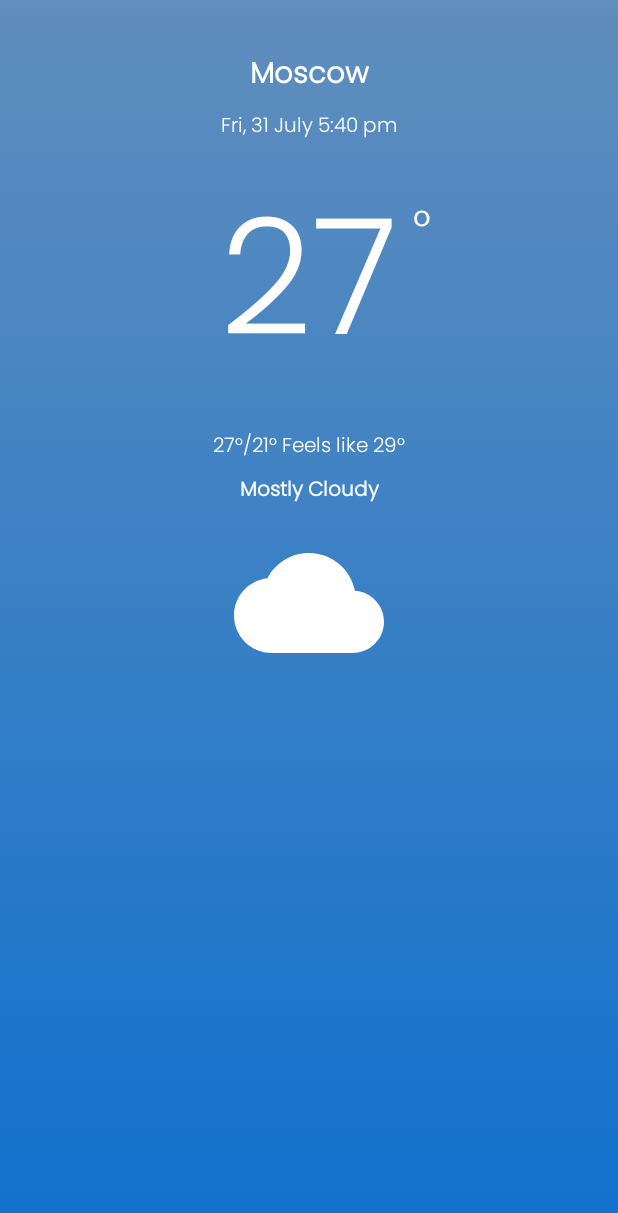
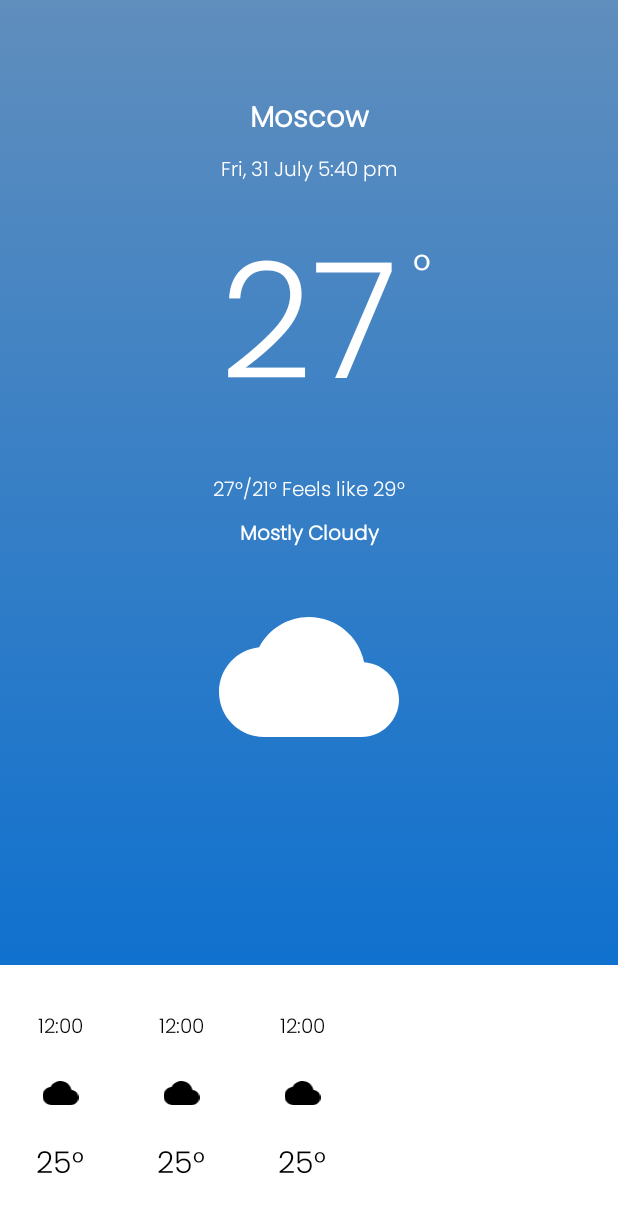
Before and after one commit to OlegRyabyshev/Weather, an Android app: the layout weather_fragment.xml on its own in the app's theme, with its tools: preview values and no code run, on a phone screen of 412 x 824 dp. Shown: the top 1213 px of the screen. Run offline under Robolectric (Android 15) with nearby library versions, the phone set to English and light mode, and no system bars.

Commit message:
UI changes

```diff
--- /dev/null
+++ b/app/src/main/res/drawable-v24/ic_cloud_black.xml
@@ -0,0 +1,9 @@
+<vector xmlns:android="http://schemas.android.com/apk/res/android"
+    android:width="24dp"
+    android:height="24dp"
+    android:viewportWidth="24"
+    android:viewportHeight="24">
+  <path
+      android:fillColor="@android:color/black"
+      android:pathData="M19.35,10.04C18.67,6.59 15.64,4 12,4 9.11,4 6.6,5.64 5.35,8.04 2.34,8.36 0,10.91 0,14c0,3.31 2.69,6 6,6h13c2.76,0 5,-2.24 5,-5 0,-2.64 -2.05,-4.78 -4.65,-4.96z"/>
+</vector>
--- /dev/null
+++ b/app/src/main/res/drawable/ic_wave.xml
@@ -0,0 +1,10 @@
+<vector xmlns:android="http://schemas.android.com/apk/res/android"
+    android:width="1440dp"
+    android:height="400dp"
+    android:viewportWidth="1440"
+    android:viewportHeight="400">
+  <path
+      android:pathData="M0,400C0,400 0,100 0,100C203.87,84.27 407.73,68.53 558,75C708.27,81.47 804.93,110.13 943,118C1081.07,125.87 1260.53,112.93 1440,100C1440,100 1440,400 1440,400Z"
+      android:strokeWidth="0"
+      android:fillColor="@color/white"/>
+</vector>
--- /dev/null
+++ b/app/src/main/res/drawable/ic_wave2.xml
@@ -0,0 +1,9 @@
+<vector xmlns:android="http://schemas.android.com/apk/res/android"
+    android:width="1440dp"
+    android:height="140dp"
+    android:viewportWidth="1440"
+    android:viewportHeight="320">
+  <path
+      android:pathData="M0,64L60,64C120,64 240,64 360,64C480,64 600,64 720,80C840,96 960,128 1080,133.3C1200,139 1320,117 1380,106.7L1440,96L1440,0L1380,0C1320,0 1200,0 1080,0C960,0 840,0 720,0C600,0 480,0 360,0C240,0 120,0 60,0L0,0Z"
+      android:fillColor="@color/dark_blue"/>
+</vector>
--- /dev/null
+++ b/app/src/main/res/layout/recycler_weather.xml
@@ -0,0 +1,38 @@
+<?xml version="1.0" encoding="utf-8"?>
+<LinearLayout xmlns:android="http://schemas.android.com/apk/res/android"
+    android:orientation="vertical"
+    android:layout_width="50dp"
+    android:layout_height="wrap_content"
+    android:layout_margin="15dp">
+
+    <TextView
+        android:layout_width="match_parent"
+        android:layout_height="wrap_content"
+        android:text="12:00"
+        android:textColor="@color/black"
+        android:textSize="13sp"
+        android:fontFamily="@font/poppins_light"
+        android:gravity="center_horizontal">
+    </TextView>
+
+    <ImageView
+        android:id="@+id/weather_image"
+        android:layout_width="match_parent"
+        android:layout_height="wrap_content"
+        android:layout_marginTop="20dp"
+        android:layout_marginBottom="20dp"
+        android:src="@drawable/ic_cloud_black"
+        android:contentDescription="Icon">
+    </ImageView>
+
+    <TextView
+        android:layout_width="match_parent"
+        android:layout_height="wrap_content"
+        android:text="25°"
+        android:textColor="@color/black"
+        android:textSize="20sp"
+        android:fontFamily="@font/poppins_light"
+        android:gravity="center_horizontal">
+    </TextView>
+
+</LinearLayout>
--- a/app/src/main/res/layout/weather_fragment.xml
+++ b/app/src/main/res/layout/weather_fragment.xml
@@ -1,9 +1,17 @@
 <?xml version="1.0" encoding="utf-8"?>
-<androidx.constraintlayout.widget.ConstraintLayout xmlns:android="http://schemas.android.com/apk/res/android"
+
+<LinearLayout xmlns:android="http://schemas.android.com/apk/res/android"
     xmlns:app="http://schemas.android.com/apk/res-auto"
     xmlns:tools="http://schemas.android.com/tools"
     android:layout_width="match_parent"
     android:layout_height="match_parent"
+    android:orientation="vertical"
+    tools:context=".activity.MainActivity">
+
+    <androidx.constraintlayout.widget.ConstraintLayout
+        android:layout_width="match_parent"
+        android:layout_height="0dp"
+        android:layout_weight="1"
         android:background="@drawable/weather_gradient"
         tools:context=".activity.MainActivity">
 
@@ -22,7 +30,7 @@
             app:layout_constraintEnd_toEndOf="parent"
             app:layout_constraintStart_toStartOf="parent"
             app:layout_constraintTop_toTopOf="parent"
-        app:layout_constraintVertical_bias="0.04" />
+            app:layout_constraintVertical_bias="0.1" />
 
         <TextView
             android:id="@+id/textview_date"
@@ -42,9 +50,9 @@
             android:id="@+id/textview_temp"
             android:layout_width="wrap_content"
             android:layout_height="wrap_content"
+            android:layout_margin="10dp"
             android:fontFamily="@font/poppins_light"
             android:gravity="center"
-        android:layout_margin="10dp"
             android:text="@string/temp"
             android:textColor="@color/white"
             android:textSize="107sp"
@@ -56,9 +64,9 @@
             android:id="@+id/textview_temp_type"
             android:layout_width="wrap_content"
             android:layout_height="wrap_content"
-        android:fontFamily="@font/poppins_light"
             android:layout_marginStart="10dp"
             android:layout_marginTop="20dp"
+            android:fontFamily="@font/poppins_light"
             android:gravity="center"
             android:text="@string/temp_type"
             android:textColor="@color/white"
@@ -86,26 +94,44 @@
             android:layout_width="wrap_content"
             android:layout_height="wrap_content"
             android:fontFamily="@font/poppins_light"
-        android:textStyle="bold"
             android:gravity="center"
             android:padding="3dp"
             android:text="@string/weather_status"
             android:textColor="@color/white"
             android:textSize="13sp"
+            android:textStyle="bold"
             app:layout_constraintEnd_toEndOf="parent"
             app:layout_constraintStart_toStartOf="parent"
             app:layout_constraintTop_toBottomOf="@+id/textview_spikes" />
 
         <ImageView
             android:id="@+id/weather_image"
-        android:layout_width="100dp"
-        android:layout_height="100dp"
-        android:layout_margin="10dp"
+            android:layout_width="120dp"
+            android:layout_height="120dp"
+            android:layout_marginTop="20dp"
             android:src="@drawable/ic_cloud"
             app:layout_constraintEnd_toEndOf="parent"
             app:layout_constraintStart_toStartOf="parent"
             app:layout_constraintTop_toBottomOf="@+id/textview_more_info"
-        android:contentDescription="Icon">
-    </ImageView>
+            tools:ignore="ContentDescription" />
 
     </androidx.constraintlayout.widget.ConstraintLayout>
+
+    <LinearLayout
+        android:layout_width="match_parent"
+        android:layout_height="wrap_content"
+        android:background="@color/white"
+        android:orientation="vertical">
+
+        <androidx.recyclerview.widget.RecyclerView
+            android:id="@+id/recyclerView"
+            android:background="@color/white"
+            android:layout_width="match_parent"
+            android:layout_height="wrap_content"
+            android:orientation="horizontal"
+            android:paddingTop="15dp"
+            android:paddingBottom="15dp"
+            app:layoutManager="androidx.recyclerview.widget.LinearLayoutManager"
+            tools:listitem="@layout/recycler_weather" />
+    </LinearLayout>
+</LinearLayout>
--- a/app/src/main/res/values-night/themes.xml
+++ b/app/src/main/res/values-night/themes.xml
@@ -2,8 +2,8 @@
     <!-- Base application theme. -->
     <style name="Theme.Weather" parent="Theme.MaterialComponents.DayNight.DarkActionBar">
         <!-- Primary brand color. -->
-        <item name="colorPrimary">@color/white</item>
-        <item name="colorPrimaryVariant">@color/purple_700</item>
+        <item name="colorPrimary">@color/light_blue</item>
+        <item name="colorPrimaryVariant">@color/light_blue</item>
         <item name="colorOnPrimary">@color/white</item>
         <!-- Secondary brand color. -->
         <item name="colorSecondary">@color/teal_200</item>
--- a/app/src/main/res/values/colors.xml
+++ b/app/src/main/res/values/colors.xml
@@ -7,7 +7,10 @@
     <color name="teal_700">#FF018786</color>
     <color name="black">#FF000000</color>
     <color name="white">#FFFFFFFF</color>
+
     <color name="Blue">#0066FF</color>
     <color name="dark_blue">#1071CE</color>
+    <color name="dark_blue66">#661071CE</color>
+    <color name="dark_blue99">#991071CE</color>
     <color name="light_blue">#608EBD</color>
 </resources>
```
Lines whose indentation alone changed are shown as unchanged.
